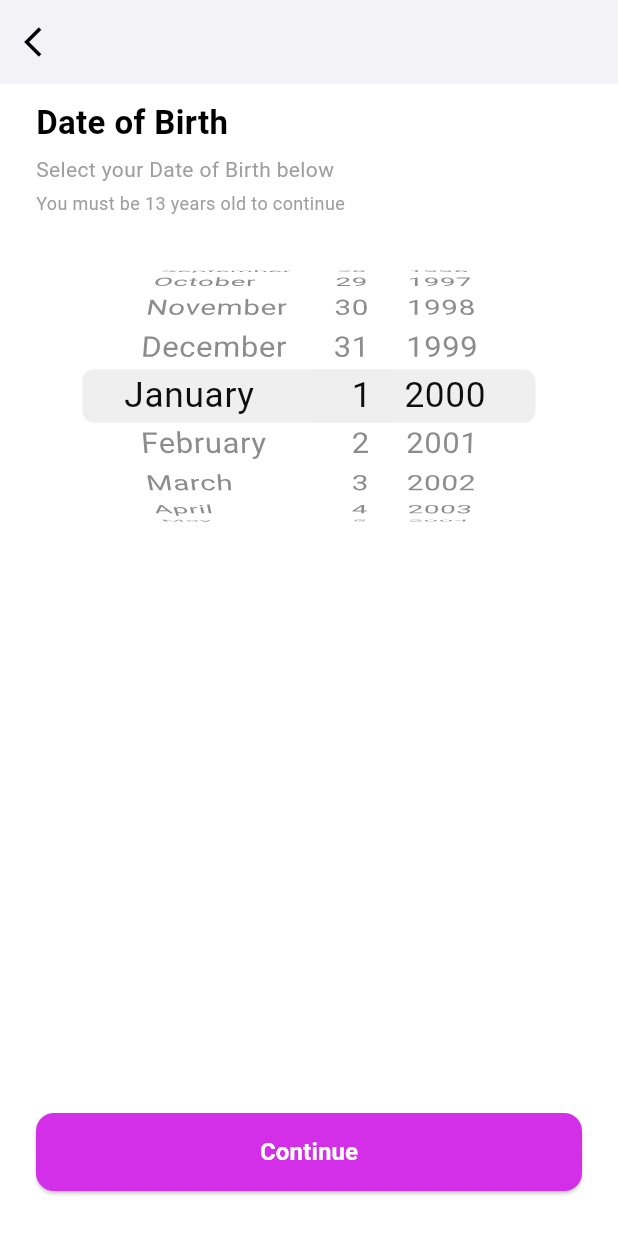
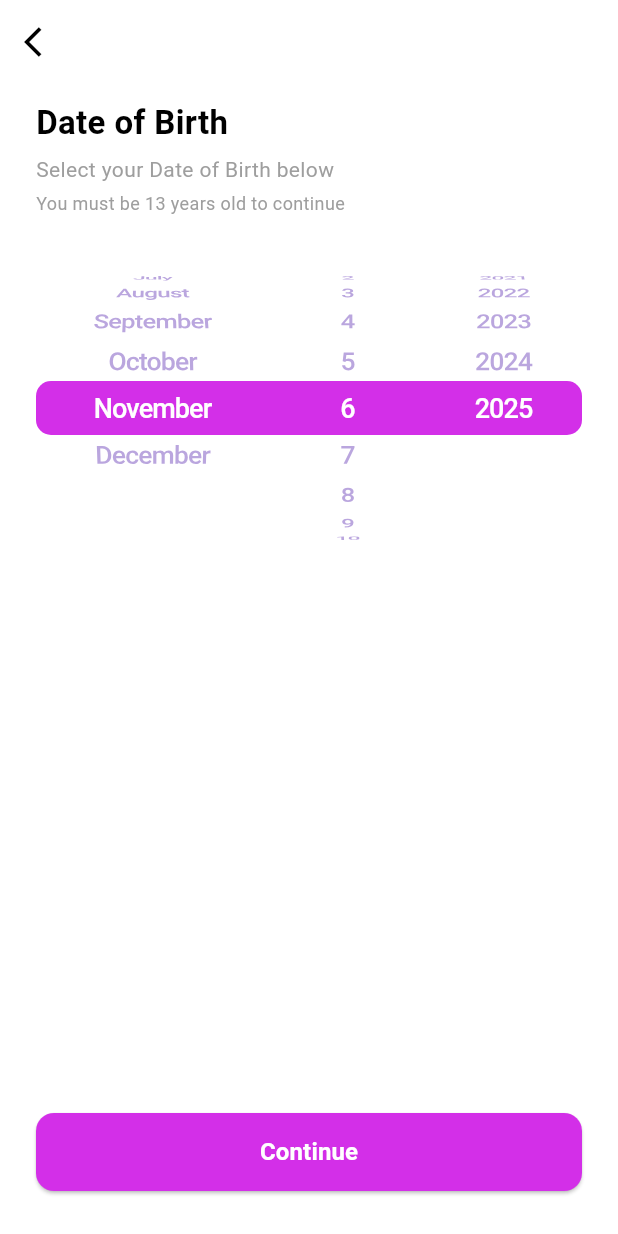
Before and after one commit to RtechnologiesMobileApp/whisp, a Flutter app: the DobScreen screen opened by its route, on a phone screen of 412 x 824 dp. Run offline on Flutter 3.47's test engine with Material 3 defaults, Android fonts, the phone set to English and light mode, and no system bars; our stand-ins replace country_picker, dio, firebase_auth, firebase_core, flutter_screenutil, get and 4 more; accounts and stored records are empty.

Commit message:
theme management with custom widgets and updated dob picker

```diff
--- /dev/null
+++ b/lib/config/theme/theme.dart
@@ -0,0 +1,16 @@
+import 'package:flutter/material.dart';
+import 'package:whisp/config/constants/colors.dart';
+
+class AppTheme {
+  const AppTheme._();
+  static ThemeData lightTheme = ThemeData(
+    primaryColor: AppColors.primary,
+    scaffoldBackgroundColor: Colors.white,
+    appBarTheme: AppBarTheme(
+      elevation: 0,
+      backgroundColor: Colors.white,
+      foregroundColor: Colors.transparent,
+      surfaceTintColor: Colors.transparent,
+    ),
+  );
+}
--- /dev/null
+++ b/lib/core/widgets/custom_back_button.dart
@@ -0,0 +1,15 @@
+import 'package:flutter/material.dart';
+import 'package:get/get.dart';
+
+
+class CustomBackButton extends StatelessWidget {
+  const CustomBackButton({super.key});
+
+  @override
+  Widget build(BuildContext context) {
+    return IconButton(
+      icon: const Icon(Icons.arrow_back_ios, color: Colors.black),
+      onPressed: () => Get.back(),
+    );
+  }
+}
--- /dev/null
+++ b/lib/core/widgets/custom_cupertino_date_picker.dart
@@ -0,0 +1,183 @@
+import 'package:flutter/cupertino.dart';
+import 'package:flutter/material.dart';
+import 'package:whisp/config/constants/colors.dart';
+
+class CustomColoredDatePicker extends StatefulWidget {
+  const CustomColoredDatePicker({super.key});
+
+  @override
+  State<CustomColoredDatePicker> createState() =>
+      _CustomColoredDatePickerState();
+}
+
+class _CustomColoredDatePickerState extends State<CustomColoredDatePicker> {
+  int selectedMonth = DateTime.now().month - 1;
+  int selectedDay = DateTime.now().day - 1;
+  int selectedYear = DateTime.now().year - 1900;
+
+  final months = const [
+    'January',
+    'February',
+    'March',
+    'April',
+    'May',
+    'June',
+    'July',
+    'August',
+    'September',
+    'October',
+    'November',
+    'December',
+  ];
+  final years = List.generate(
+    DateTime.now().year - 1900 + 1,
+    (index) => 1900 + index,
+  );
+  final days = List.generate(31, (index) => index + 1);
+
+  @override
+  Widget build(BuildContext context) {
+    return SizedBox(
+      height: 216, // iOS default height
+      child: Row(
+        children: [
+          // Month picker
+          Expanded(
+            flex: 3,
+            child: CupertinoPicker(
+              itemExtent: 36,
+              scrollController: FixedExtentScrollController(
+                initialItem: selectedMonth,
+              ),
+              selectionOverlay: Container(
+                decoration: BoxDecoration(
+                  color: AppColors.primary,
+                  borderRadius: BorderRadius.only(
+                    topLeft: Radius.circular(10),
+                    bottomLeft: Radius.circular(10),
+                  ),
+                ),
+                child: Center(
+                  child: Text(
+                    months[selectedMonth],
+                    style: const TextStyle(
+                      fontSize: 18,
+                      color: Colors.white,
+                      fontWeight: FontWeight.w500,
+                    ),
+                  ),
+                ),
+              ),
+              onSelectedItemChanged: (index) {
+                setState(() => selectedMonth = index);
+              },
+              children: months
+                  .map(
+                    (month) => Center(
+                      child: Text(
+                        month,
+                        style: const TextStyle(
+                          fontSize: 18,
+                          color: Colors.deepPurple,
+                          fontWeight: FontWeight.w500,
+                        ),
+                      ),
+                    ),
+                  )
+                  .toList(),
+            ),
+          ),
+          // Day picker
+          Expanded(
+            flex: 2,
+            child: CupertinoPicker(
+              itemExtent: 36,
+              scrollController: FixedExtentScrollController(
+                initialItem: selectedDay,
+              ),
+              selectionOverlay: Container(
+                decoration: BoxDecoration(
+                  color: AppColors.primary, // same highlight color
+                  borderRadius: BorderRadius.circular(0),
+                ),
+                child: Center(
+                  child: Text(
+                    days[selectedDay].toString(),
+                    style: const TextStyle(
+                      fontSize: 18,
+                      color: Colors.white,
+                      fontWeight: FontWeight.w500,
+                    ),
+                  ),
+                ),
+              ),
+              onSelectedItemChanged: (index) {
+                setState(() => selectedDay = index);
+              },
+              children: days
+                  .map(
+                    (day) => Center(
+                      child: Text(
+                        day.toString(),
+                        style: const TextStyle(
+                          fontSize: 18,
+                          color: Colors.deepPurple,
+                          fontWeight: FontWeight.w500,
+                        ),
+                      ),
+                    ),
+                  )
+                  .toList(),
+            ),
+          ),
+          // Year picker
+          Expanded(
+            flex: 2,
+            child: CupertinoPicker(
+              itemExtent: 36,
+              scrollController: FixedExtentScrollController(
+                initialItem: selectedYear,
+              ),
+              selectionOverlay: Container(
+                decoration: BoxDecoration(
+                  color: AppColors.primary, // same highlight color
+                  borderRadius: BorderRadius.only(
+                    topRight: Radius.circular(10),
+                    bottomRight: Radius.circular(10),
+                  ),
+                ),
+                child: Center(
+                  child: Text(
+                    years[selectedYear].toString(),
+                    style: const TextStyle(
+                      fontSize: 18,
+                      color: Colors.white,
+                      fontWeight: FontWeight.w500,
+                    ),
+                  ),
+                ),
+              ),
+              onSelectedItemChanged: (index) {
+                setState(() => selectedYear = index);
+              },
+              children: years
+                  .map(
+                    (year) => Center(
+                      child: Text(
+                        year.toString(),
+                        style: const TextStyle(
+                          fontSize: 18,
+                          color: Colors.deepPurple,
+                          fontWeight: FontWeight.w500,
+                        ),
+                      ),
+                    ),
+                  )
+                  .toList(),
+            ),
+          ),
+        ],
+      ),
+    );
+  }
+}
--- a/lib/core/widgets/custom_date_picker.dart
+++ b/lib/core/widgets/custom_date_picker.dart
@@ -1,5 +1,4 @@
 import 'package:flutter/cupertino.dart';
-import 'package:whisp/config/constants/colors.dart';
 
 class CustomCupertinoDatePicker extends StatelessWidget {
   final DateTime initialDateTime;
--- a/lib/features/auth/view/country_screen.dart
+++ b/lib/features/auth/view/country_screen.dart
@@ -1,6 +1,7 @@
 import 'package:flutter/material.dart';
 import 'package:get/get.dart';
 import 'package:country_picker/country_picker.dart';
+import 'package:whisp/core/widgets/custom_back_button.dart';
 import '../controllers/country_controller.dart'; // your controller file
 
 class CountryScreen extends StatelessWidget {
@@ -11,16 +12,7 @@ class CountryScreen extends StatelessWidget {
     final controller = Get.find<CountryController>();
 
     return Scaffold(
-      backgroundColor: Colors.white,
-      appBar: AppBar(
-
-        elevation: 0,
-        backgroundColor: Colors.white,
-        leading: IconButton(
-          icon: const Icon(Icons.arrow_back, color: Colors.black),
-          onPressed: () => Get.back(),
-        ),
-      ),
+      appBar: AppBar(leading: CustomBackButton()),
       body: Padding(
         padding: const EdgeInsets.symmetric(horizontal: 20),
         child: Column(
@@ -44,7 +36,10 @@ class CountryScreen extends StatelessWidget {
                     borderRadius: BorderRadius.zero,
                     inputDecoration: InputDecoration(
                       labelText: 'Search Country',
-                      prefixIcon: const Icon(Icons.search, color: Colors.purple),
+                      prefixIcon: const Icon(
+                        Icons.search,
+                        color: Colors.purple,
+                      ),
                       border: OutlineInputBorder(
                         borderRadius: BorderRadius.circular(12),
                       ),
@@ -62,7 +57,8 @@ class CountryScreen extends StatelessWidget {
                   color: Colors.grey.shade100,
                   borderRadius: BorderRadius.circular(12),
                 ),
-                child: Obx(() => Row(
+                child: Obx(
+                  () => Row(
                     mainAxisAlignment: MainAxisAlignment.start,
                     children: [
                       const SizedBox(width: 12),
@@ -80,14 +76,16 @@ class CountryScreen extends StatelessWidget {
                         ),
                       ),
                     ],
-                    )),
+                  ),
+                ),
               ),
             ),
 
             const Spacer(),
 
             // Continue button
-            Obx(() => ElevatedButton(
+            Obx(
+              () => ElevatedButton(
                 style: ElevatedButton.styleFrom(
                   minimumSize: const Size(double.infinity, 50),
                   backgroundColor: Colors.purpleAccent,
@@ -99,12 +97,11 @@ class CountryScreen extends StatelessWidget {
                     ? null
                     : () => controller.updateCountry(),
                 child: Text(
-                    controller.isLoading.value
-                        ? "Saving..."
-                        : "Continue",
+                  controller.isLoading.value ? "Saving..." : "Continue",
                   style: const TextStyle(color: Colors.white, fontSize: 16),
                 ),
-                )),
+              ),
+            ),
             const SizedBox(height: 20),
           ],
         ),
--- a/lib/features/auth/view/dob_screen.dart
+++ b/lib/features/auth/view/dob_screen.dart
@@ -1,12 +1,9 @@
-import 'package:flutter/cupertino.dart';
 import 'package:flutter/material.dart';
-import 'package:flutter_cupertino_date_picker_fork/flutter_cupertino_date_picker_fork.dart';
 import 'package:get/get.dart';
-import 'package:whisp/config/constants/colors.dart';
 import 'package:whisp/core/widgets/custom_button.dart';
-import 'package:whisp/core/widgets/custom_date_picker.dart';
+import 'package:whisp/core/widgets/custom_cupertino_date_picker.dart';
+import 'package:whisp/core/widgets/custom_back_button.dart';
 import 'package:whisp/features/auth/controllers/dob_controller.dart';
-
 
 class DobScreen extends StatelessWidget {
   const DobScreen({super.key});
@@ -16,15 +13,7 @@ class DobScreen extends StatelessWidget {
     final controller = Get.put(DobController());
 
     return Scaffold(
-      backgroundColor: Colors.white,
-      appBar: AppBar(
-        elevation: 0,
-        backgroundColor: Colors.white,
-        leading: IconButton(
-          icon: const Icon(Icons.arrow_back_ios, color: Colors.black),
-          onPressed: () => Get.back(),
-        ),
-      ),
+      appBar: AppBar(leading: CustomBackButton()),
       body: Padding(
         padding: const EdgeInsets.symmetric(horizontal: 24, vertical: 10),
         child: Column(
@@ -44,53 +33,31 @@ class DobScreen extends StatelessWidget {
             // 🩶 Subtitle
             const Text(
               "Select your Date of Birth below",
-              style: TextStyle(
-                fontSize: 14,
-                color: Colors.grey,
-              ),
+              style: TextStyle(fontSize: 14, color: Colors.grey),
             ),
             const SizedBox(height: 4),
             const Text(
               "You must be 13 years old to continue",
-              style: TextStyle(
-                fontSize: 12,
-                color: Colors.grey,
-              ),
+              style: TextStyle(fontSize: 12, color: Colors.grey),
             ),
 
             const SizedBox(height: 20),
 
             // 📅 Cupertino Date Picker
-
-            SizedBox(
-  height: 200,
-  child: CupertinoTheme(
-    data: CupertinoThemeData(
-      brightness: Brightness.light,
-      primaryColor: AppColors.primary, // 💜 sets highlight color
-    ),
-    child: CupertinoDatePicker(
-      mode: CupertinoDatePickerMode.date,
-      initialDateTime: DateTime(2000, 1, 1),
-      maximumDate: DateTime.now(),
-      minimumYear: 1900,
-      onDateTimeChanged: (DateTime newDate) {
-        controller.selectedDate.value = newDate;
-      },
-    ),
-  ),
-),
+            CustomColoredDatePicker(),
 
             const Spacer(),
 
             // 🟣 Custom Continue Button
-            Obx(() => CustomButton(
-                  text: "Continue",
-                  isLoading: controller.isLoading.value,
-                  onPressed: () async {
-                    await controller.saveDateOfBirth();
-                  },
-                )),
+            Obx(
+              () => CustomButton(
+                text: "Continue",
+                isLoading: controller.isLoading.value,
+                onPressed: () async {
+                  await controller.saveDateOfBirth();
+                },
+              ),
+            ),
             const SizedBox(height: 20),
           ],
         ),
--- a/lib/features/auth/view/gender_view.dart
+++ b/lib/features/auth/view/gender_view.dart
@@ -1,7 +1,7 @@
 import 'package:flutter/material.dart';
 import 'package:get/get.dart';
 import 'package:whisp/config/constants/colors.dart';
-import 'package:whisp/config/routes/app_pages.dart';
+import 'package:whisp/core/widgets/custom_back_button.dart';
 
 import '../../../core/widgets/custom_button.dart';
 import '../controllers/gender_controller.dart';
@@ -14,17 +14,7 @@ class GenderView extends GetView<GenderController> {
     final size = MediaQuery.of(context).size;
 
     return Scaffold(
-      backgroundColor: Colors.white,
-      appBar: AppBar(
-        backgroundColor: Colors.white,
-        elevation: 0,
-        leading: IconButton(
-          icon: const Icon(Icons.arrow_back_ios, color: Colors.black),
-          onPressed: () => Get.toNamed(Routes.signup),
-        ),
-
-        centerTitle: false,
-      ),
+      appBar: AppBar(leading: CustomBackButton()),
       body: Padding(
         padding: const EdgeInsets.symmetric(horizontal: 24),
         child: Column(
--- a/lib/features/auth/view/login_view.dart
+++ b/lib/features/auth/view/login_view.dart
@@ -14,7 +14,6 @@ class LoginView extends GetView<LoginController> {
     final size = MediaQuery.of(context).size;
 
     return Scaffold(
-      backgroundColor: Colors.white,
       body: SafeArea(
         child: SingleChildScrollView(
           padding: const EdgeInsets.symmetric(horizontal: 24, vertical: 40),
@@ -31,15 +30,14 @@ class LoginView extends GetView<LoginController> {
                     style: TextStyle(fontSize: 20, fontWeight: FontWeight.w600),
                   ),
                   Transform.translate(
-      offset: const Offset(0, -10), // 👈 slightly moves logo upward
-      child: Image.asset(
-        AppImages.logo,
-        height: 115,
-      ),
+                    offset: const Offset(
+                      0,
+                      -10,
+                    ), // 👈 slightly moves logo upward
+                    child: Image.asset(AppImages.logo, height: 115),
                   ),
                 ],
               ),
-
 
               const SizedBox(height: 40),
 
@@ -86,7 +84,7 @@ class LoginView extends GetView<LoginController> {
                 text: "Continue with Google",
                 color: Colors.grey[200]!,
                 textColor: Colors.black,
-                 iconPath:  AppImages.googleLogo,
+                iconPath: AppImages.googleLogo,
                 onPressed: controller.googleSignIn,
               ),
 
@@ -104,7 +102,7 @@ class LoginView extends GetView<LoginController> {
                       style: TextStyle(
                         color: Colors.pink,
                         fontWeight: FontWeight.w600,
-                        decoration: TextDecoration.underline
+                        decoration: TextDecoration.underline,
                       ),
                     ),
                   ),
--- a/lib/features/auth/view/profile_screen.dart
+++ b/lib/features/auth/view/profile_screen.dart
@@ -75,7 +75,6 @@ class ProfileView extends StatelessWidget {
   @override
   Widget build(BuildContext context) {
     return Scaffold(
-      backgroundColor: Colors.white,
       body: SafeArea(
         child: Column(
           children: [
--- a/lib/features/auth/view/signup_view.dart
+++ b/lib/features/auth/view/signup_view.dart
@@ -18,7 +18,6 @@ class SignupView extends GetView<SignupController> {
     final size = MediaQuery.of(context).size;
 
     return Scaffold(
-      backgroundColor: Colors.white,
       body: SafeArea(
         child: SingleChildScrollView(
           padding: const EdgeInsets.symmetric(horizontal: 24, vertical: 16),
@@ -138,10 +137,10 @@ class SignupView extends GetView<SignupController> {
                         color: AppColors.secondary,
                         width: 2,
                       ),
-                      fillColor: MaterialStateProperty.resolveWith<Color>((
-                        Set<MaterialState> states,
+                      fillColor: WidgetStateProperty.resolveWith<Color>((
+                        Set<WidgetState> states,
                       ) {
-                        if (states.contains(MaterialState.selected)) {
+                        if (states.contains(WidgetState.selected)) {
                           return AppColors.primary; // when checked
                         }
                         return Colors.transparent; // when unchecked
--- a/lib/features/home/view/welcome_home.dart
+++ b/lib/features/home/view/welcome_home.dart
@@ -35,7 +35,6 @@ class _HomeScreenState extends State<HomeScreen> {
   @override
   Widget build(BuildContext context) {
     return Scaffold(
-      backgroundColor: Colors.white,
       body: SafeArea(
         child: Padding(
           padding: const EdgeInsets.symmetric(horizontal: 24.0, vertical: 20),
--- a/lib/features/onboarding/view/screen/on_boarding_screen.dart
+++ b/lib/features/onboarding/view/screen/on_boarding_screen.dart
@@ -5,7 +5,6 @@ import 'package:whisp/config/constants/colors.dart';
 import 'package:whisp/config/constants/images.dart';
 import 'package:whisp/config/routes/app_pages.dart';
 import 'package:whisp/features/onboarding/controller/onboarding_controller.dart';
-import 'package:whisp/utils/colors.dart';
 
 class OnboardingScreen extends StatelessWidget {
   OnboardingScreen({super.key});
@@ -16,7 +15,6 @@ class OnboardingScreen extends StatelessWidget {
   @override
   Widget build(BuildContext context) {
     return Scaffold(
-      backgroundColor: AppColors.whiteColor,
       body: SafeArea(
         child: Padding(
           padding: EdgeInsets.symmetric(horizontal: 20),
@@ -39,7 +37,9 @@ class OnboardingScreen extends StatelessWidget {
                     // 👇 If last page reached, wait a moment then navigate
                     if (index == controller.onBoardingData.length - 1) {
                       Future.delayed(const Duration(milliseconds: 300), () {
-      Get.offAllNamed(Routes.signup); // or Get.offAll(() => SignupScreen());
+                        Get.offAllNamed(
+                          Routes.signup,
+                        ); // or Get.offAll(() => SignupScreen());
                       });
                     }
                   },
--- a/lib/main.dart
+++ b/lib/main.dart
@@ -4,8 +4,8 @@ import 'package:flutter_screenutil/flutter_screenutil.dart';
 import 'package:get/get.dart';
 import 'package:whisp/config/bindings/app_bindings.dart';
 import 'package:whisp/config/routes/app_pages.dart';
+import 'package:whisp/config/theme/theme.dart';
 import 'package:whisp/features/onboarding/view/screen/spalsh_screen.dart';
-import 'package:whisp/features/auth/view/reset_password_screen.dart';
 import 'package:whisp/firebase_options.dart';
 
 void main() async {
@@ -37,16 +37,10 @@ class MyApp extends StatelessWidget {
     return GetMaterialApp(
       title: 'Whisp',
       debugShowCheckedModeBanner: false,
-
-        initialBinding: AppBindings(),
+      theme: AppTheme.lightTheme,
+      initialBinding: AppBindings(),
       initialRoute: Routes.splash,
       getPages: AppPages.routes,
-
-
-
-      theme: ThemeData(
-        colorScheme: ColorScheme.fromSeed(seedColor: Colors.deepPurple),
-      ),
       home: SplashScreen(),
     );
   }
```
Also changed, not shown: assets/images/google-icon.jpeg (added), 6 other files. Lines whose indentation alone changed are shown as unchanged.
